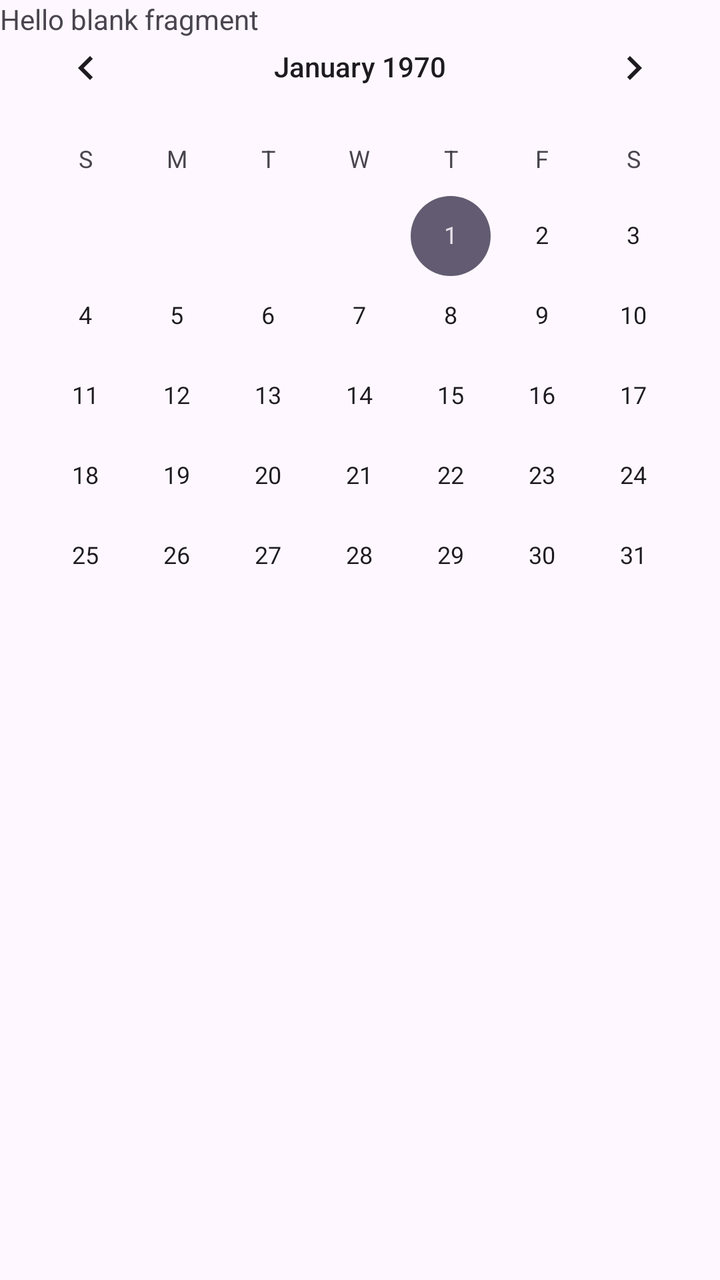
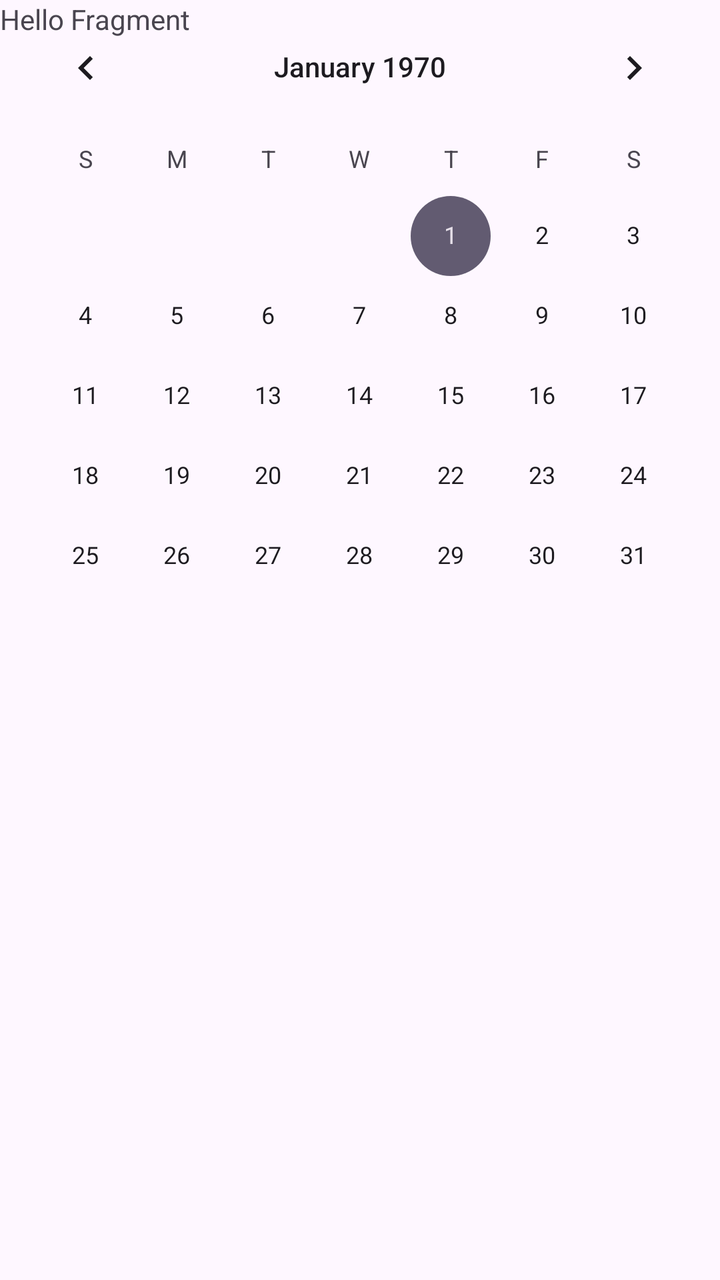

Before-and-after screenshots of an Android layout around one commit, followed by the original layout XML and the change that was made.
<!-- AndroidManifest.xml: application theme Theme.RuleOfTheDay333 -->
<!-- res/layout/fragment_calendar.xml -->
<?xml version="1.0" encoding="utf-8"?>
<FrameLayout xmlns:android="http://schemas.android.com/apk/res/android"
    xmlns:tools="http://schemas.android.com/tools"
    android:layout_width="match_parent"
    android:layout_height="match_parent"
    tools:context=".fragments.CalendarFragment">

    
    <TextView
        android:layout_width="match_parent"
        android:layout_height="match_parent"
        android:text="@string/hello_blank_fragment" />
    <CalendarView xmlns:android="http://schemas.android.com/apk/res/android"
        android:layout_width="match_parent"
        android:layout_height="match_parent"/>

</FrameLayout>
<!-- resources referenced by this layout -->
<resources>
  <string name="hello_blank_fragment">Hello blank fragment</string>
  <style name="Theme.RuleOfTheDay333" parent="Base.Theme.RuleOfTheDay333" />
  <style name="Base.Theme.RuleOfTheDay333" parent="Theme.Material3.DayNight.NoActionBar">
          
          
      </style>
</resources>

<!-- the commit's change to res/layout/fragment_calendar.xml (unified diff, before → after) -->
@@ -10,8 +10,8 @@
         android:layout_width="match_parent"
         android:layout_height="match_parent"
         android:text="@string/hello_blank_fragment" />
-    <CalendarView xmlns:android="http://schemas.android.com/apk/res/android"
+
+    <CalendarView
         android:layout_width="match_parent"
         android:layout_height="match_parent"/>
-
 </FrameLayout>
<!-- resource entries referenced after the edit -->
@@ -1,6 +1,6 @@
 <!-- resources referenced by this layout -->
 <resources>
-  <string name="hello_blank_fragment">Hello blank fragment</string>
+  <string name="hello_blank_fragment">Hello Fragment</string>
   <style name="Theme.RuleOfTheDay333" parent="Base.Theme.RuleOfTheDay333" />
   <style name="Base.Theme.RuleOfTheDay333" parent="Theme.Material3.DayNight.NoActionBar">
           
